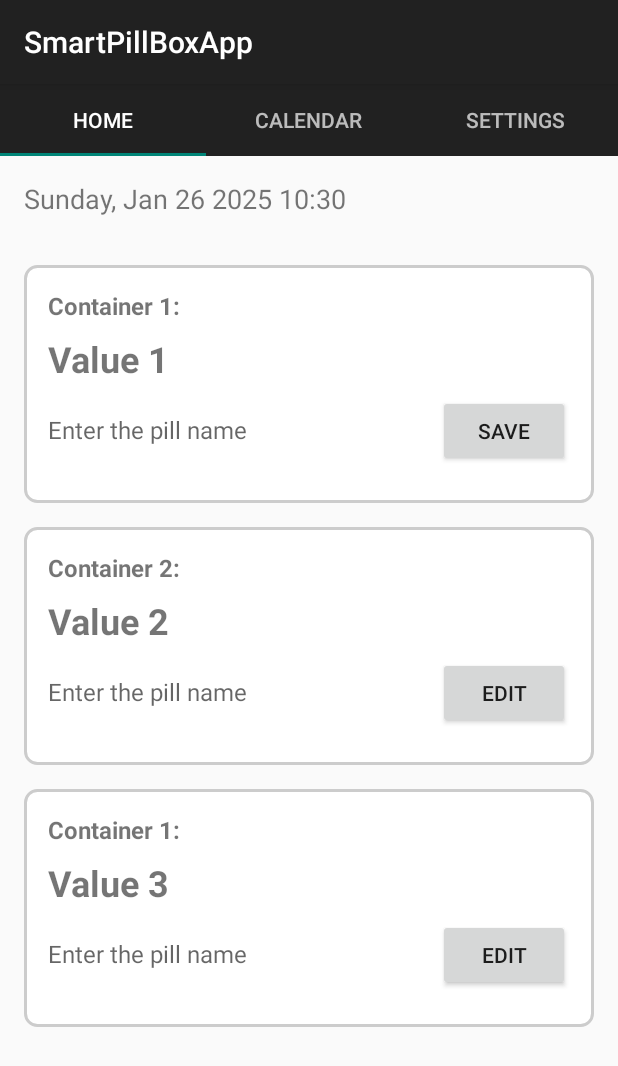
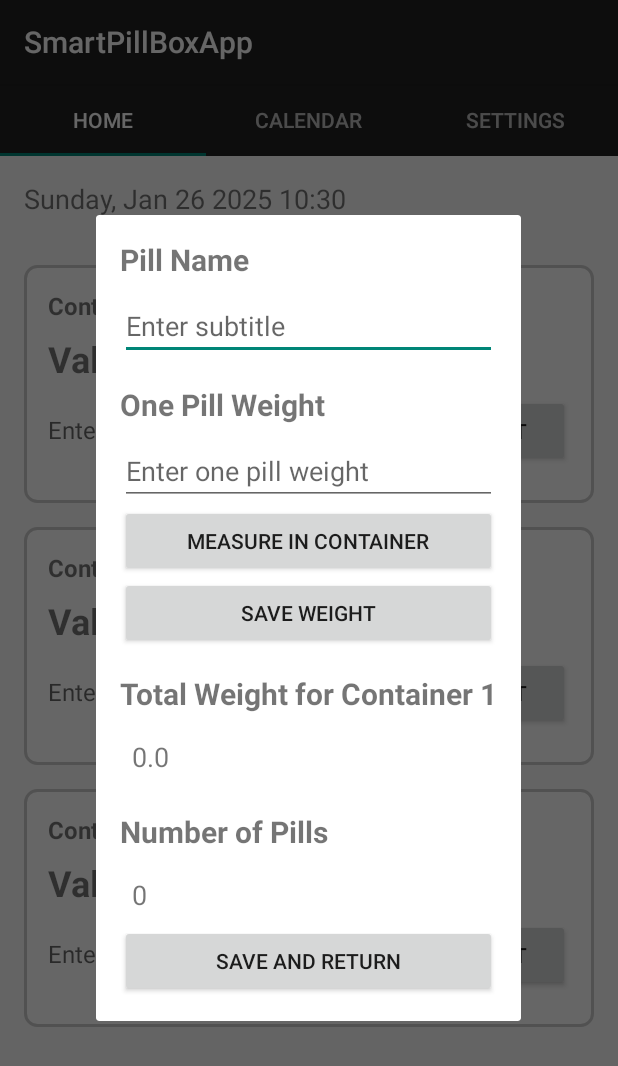
Before and after one commit to Nik-Filippov/SmartPillBoxApp, an Android app built with Jetpack Compose: the screen it shows after launch (MainActivity), after a tap on "EDIT", on a phone screen of 412 x 824 dp. Shown: the top 1066 px of the screen. Run offline under Robolectric (Android 15) with nearby library versions, the phone set to English and light mode, and no system bars.

Commit message:
Started implementing dialog for container info customization.

```diff
--- /dev/null
+++ b/app/src/main/java/com/example/smartpillboxapp/EditContainerInfoDialog.java
@@ -0,0 +1,131 @@
+package com.example.smartpillboxapp;
+
+import android.app.Dialog;
+import android.os.Bundle;
+import android.view.LayoutInflater;
+import android.view.View;
+import android.view.ViewGroup;
+import android.widget.Button;
+import android.widget.EditText;
+import android.widget.FrameLayout;
+import android.widget.TextView;
+import androidx.annotation.NonNull;
+import androidx.annotation.Nullable;
+import androidx.fragment.app.DialogFragment;
+import androidx.viewpager2.widget.ViewPager2;
+
+public class EditContainerInfoDialog extends DialogFragment {
+
+    private EditText etSubtitleEdit;
+    private EditText etOnePillWeight;
+    private TextView tvTotalWeight;
+    private TextView tvNumberOfPills;
+
+    private Button btnMeasureWeight;
+    private Button btnSaveWeight;
+    private Button btnSaveAndReturn;
+
+    private double currentWeight; // Mocked Bluetooth weight
+    private double onePillWeight;
+
+    private FrameLayout viewPagerContainer;
+    private FrameLayout fragmentContainer;
+    private ViewPager2 viewPager;
+
+    private int editedFieldIndex = 0;
+    @Override
+    public View onCreateView(@NonNull LayoutInflater inflater, @Nullable ViewGroup container, @Nullable Bundle savedInstanceState) {
+        // Inflate the fragment's layout
+        View view = inflater.inflate(R.layout.dialog_edit_container_info, container, false);
+
+        // Initialize UI elements
+        etSubtitleEdit = view.findViewById(R.id.etSubtitleEdit);
+        etOnePillWeight = view.findViewById(R.id.etOnePillWeight);
+        tvTotalWeight = view.findViewById(R.id.tvTotalWeight);
+        tvNumberOfPills = view.findViewById(R.id.tvNumberOfPills);
+
+        btnMeasureWeight = view.findViewById(R.id.btnMeasureWeight);
+        btnSaveWeight = view.findViewById(R.id.btnSaveWeight);
+        btnSaveAndReturn = view.findViewById(R.id.btnSave);
+
+        // Load current subtitle from arguments
+        if (getArguments() != null) {
+            String currentSubtitle = "";
+            if (getArguments().getString("current_subtitle_1") != null) {
+                currentSubtitle = getArguments().getString("current_subtitle_1");
+                editedFieldIndex = 1;
+            } else if (getArguments().getString("current_subtitle_2") != null) {
+                currentSubtitle = getArguments().getString("current_subtitle_2");
+                editedFieldIndex = 2;
+            } else if (getArguments().getString("current_subtitle_3") != null) {
+                currentSubtitle = getArguments().getString("current_subtitle_3");
+                editedFieldIndex = 3;
+            }
+            etSubtitleEdit.setText(currentSubtitle);
+        }
+
+        // Listen for Bluetooth data updates
+        BluetoothManager bluetoothManager = BluetoothManager.getInstance(getContext());
+        bluetoothManager.setDataListener(new BluetoothManager.DataListener() {
+            @Override
+            public void onDataReceived(String data) {
+                if (getActivity() != null) {
+                    getActivity().runOnUiThread(() -> updateDataFields(data));
+                }
+            }
+
+            @Override
+            public void onConnected(String message) {}
+
+            @Override
+            public void onError(String error) {}
+        });
+
+        // Button to measure weight
+        btnMeasureWeight.setOnClickListener(v -> etOnePillWeight.setText(String.valueOf(currentWeight)));
+
+        // Button to save one pill weight
+        btnSaveWeight.setOnClickListener(v -> {
+            onePillWeight = Double.parseDouble(etOnePillWeight.getText().toString());
+            etOnePillWeight.setEnabled(false); // Make it uneditable
+            updateWeightDisplay();
+        });
+
+        // Save and return to the previous screen
+        btnSaveAndReturn.setOnClickListener(v -> {
+            String subtitle = etSubtitleEdit.getText().toString();
+            Bundle bundle = new Bundle();
+            bundle.putString("new_subtitle", editedFieldIndex + subtitle);
+            getParentFragmentManager().setFragmentResult("requestKey", bundle);
+            dismiss();
+        });
+
+        return view;
+    }
+
+    @Override
+    public Dialog onCreateDialog(Bundle savedInstanceState) {
+        Dialog dialog = super.onCreateDialog(savedInstanceState);
+        dialog.getWindow().setLayout(FrameLayout.LayoutParams.MATCH_PARENT, FrameLayout.LayoutParams.MATCH_PARENT);
+        return dialog;
+    }
+
+    private void updateWeightDisplay() {
+        tvTotalWeight.setText(String.format("%.2f", currentWeight));
+        if (onePillWeight > 0) {
+            double numberOfPills = currentWeight / onePillWeight;
+            tvNumberOfPills.setText(String.format("%.0f", numberOfPills));
+        }
+    }
+
+    private void updateDataFields(String data) {
+        // Split data received from Bluetooth
+        String[] dataParts = data.split(";");
+
+        // Example logic to parse and update fields
+        if (dataParts.length >= 1) {
+            currentWeight = Double.parseDouble(dataParts[0]);
+            updateWeightDisplay();
+        }
+    }
+}
--- a/app/src/main/java/com/example/smartpillboxapp/HomeFragment.java
+++ b/app/src/main/java/com/example/smartpillboxapp/HomeFragment.java
@@ -1,8 +1,6 @@
 package com.example.smartpillboxapp;
 
 import android.os.Bundle;
-import android.os.Handler;
-import android.os.Looper;
 import android.view.LayoutInflater;
 import android.view.View;
 import android.view.ViewGroup;
@@ -49,11 +47,45 @@ public class HomeFragment extends Fragment {
         btnEdit2 = view.findViewById(R.id.btnEdit2);
         btnEdit3 = view.findViewById(R.id.btnEdit3);
 
-        setupEditButton(btnEdit1, etData1Subtitle);
-        setupEditButton(btnEdit2, etData2Subtitle);
-        setupEditButton(btnEdit3, etData3Subtitle);
+        updateDateTime();
 
-        updateDateTime();
+        // "Edit" buttons' click listeners
+        btnEdit1.setOnClickListener(v -> {
+            EditContainerInfoDialog dialogFragment = new EditContainerInfoDialog();
+            Bundle args = new Bundle();
+            args.putString("current_subtitle_1", etData1Subtitle.getText().toString());
+            dialogFragment.setArguments(args);
+            dialogFragment.show(getChildFragmentManager(), "EditContainerDialog");
+        });
+
+        btnEdit2.setOnClickListener(v -> {
+            EditContainerInfoDialog dialogFragment = new EditContainerInfoDialog();
+            Bundle args = new Bundle();
+            args.putString("current_subtitle_2", etData2Subtitle.getText().toString());
+            dialogFragment.setArguments(args);
+            dialogFragment.show(getChildFragmentManager(), "EditContainerDialog");
+        });
+
+        btnEdit3.setOnClickListener(v -> {
+            EditContainerInfoDialog dialogFragment = new EditContainerInfoDialog();
+            Bundle args = new Bundle();
+            args.putString("current_subtitle_3", etData3Subtitle.getText().toString());
+            dialogFragment.setArguments(args);
+            dialogFragment.show(getChildFragmentManager(), "EditContainerDialog");
+        });
+
+        // Retrieving data from dialog triggered by "Edit" buttons
+        getChildFragmentManager().setFragmentResultListener("requestKey", this, (requestKey, result) -> {
+            int editedFieldIndex = Integer.parseInt(result.getString("new_subtitle").substring(0,1));
+            String subtitle = result.getString("new_subtitle").substring(1);
+            if (editedFieldIndex == 1) {
+                etData1Subtitle.setText(subtitle);
+            } else if (editedFieldIndex == 2) {
+                etData2Subtitle.setText(subtitle);
+            } else if (editedFieldIndex == 3) {
+                etData3Subtitle.setText(subtitle);
+            }
+        });
 
         // Listen for Bluetooth data updates
         BluetoothManager bluetoothManager = BluetoothManager.getInstance(getContext());
@@ -95,14 +127,27 @@ public class HomeFragment extends Fragment {
 
     private void updateDateTime() {
         SimpleDateFormat dateFormat = new SimpleDateFormat("EEEE, MMM dd yyyy HH:mm", Locale.getDefault());
-        Handler handler = new Handler(Looper.getMainLooper());
-        handler.postDelayed(new Runnable() {
+        tvDateTime.postDelayed(new Runnable() {
             @Override
             public void run() {
                 String currentDateTime = dateFormat.format(new Date());
                 tvDateTime.setText(currentDateTime);
-                handler.postDelayed(this, 1000); // Update every second
+                tvDateTime.postDelayed(this, 1000); // Update every second
             }
         }, 0);
     }
+
+    public void updateSubtitle(String subtitle) {
+        // Update all subtitle fields as needed
+        if (etData1Subtitle != null) {
+            etData1Subtitle.setText(subtitle);
+        }
+        if (etData2Subtitle != null) {
+            etData2Subtitle.setText(subtitle);
+        }
+        if (etData3Subtitle != null) {
+            etData3Subtitle.setText(subtitle);
+        }
+    }
+
 }
--- a/app/src/main/java/com/example/smartpillboxapp/MainActivity.java
+++ b/app/src/main/java/com/example/smartpillboxapp/MainActivity.java
@@ -1,14 +1,19 @@
 package com.example.smartpillboxapp;
 
 import android.os.Bundle;
-import androidx.annotation.NonNull;
+import android.view.View;
+import android.widget.FrameLayout;
+
 import androidx.appcompat.app.AppCompatActivity;
-import androidx.fragment.app.Fragment;
 import androidx.viewpager2.widget.ViewPager2;
 import com.google.android.material.tabs.TabLayout;
 import com.google.android.material.tabs.TabLayoutMediator;
 
 public class MainActivity extends AppCompatActivity {
+
+    private FrameLayout viewPagerContainer;
+    private FrameLayout fragmentContainer;
+    private ViewPager2 viewPager;
 
     @Override
     protected void onCreate(Bundle savedInstanceState) {
@@ -16,16 +21,15 @@ public class MainActivity extends AppCompatActivity {
         setContentView(R.layout.activity_main);
 
         TabLayout tabLayout = findViewById(R.id.tabLayout);
-        ViewPager2 viewPager = findViewById(R.id.viewPager);
+        viewPager = findViewById(R.id.viewPager);
+        viewPagerContainer = findViewById(R.id.viewPagerContainer);
 
         // Setup the ViewPager with an adapter
         ViewPagerAdapter adapter = new ViewPagerAdapter(this);
         viewPager.setAdapter(adapter);
 
         // Attach the TabLayout with the ViewPager
-        new TabLayoutMediator(tabLayout, viewPager, new TabLayoutMediator.TabConfigurationStrategy() {
-            @Override
-            public void onConfigureTab(@NonNull TabLayout.Tab tab, int position) {
+        new TabLayoutMediator(tabLayout, viewPager, (tab, position) -> {
             switch (position) {
                 case 0:
                     tab.setText("Home");
@@ -37,7 +41,28 @@ public class MainActivity extends AppCompatActivity {
                     tab.setText("Settings");
                     break;
             }
-            }
         }).attach();
     }
+
+    // Method to navigate to EditContainer1Fragment and swap ViewPager
+    public void navigateToEditFragment() {
+        // First, remove the ViewPager2 from the layout
+        viewPagerContainer.setVisibility(View.GONE);  // Hide ViewPager container
+
+        // Replace the FrameLayout with EditContainer1Fragment
+        getSupportFragmentManager().beginTransaction()
+                .replace(R.id.viewPagerContainer, new EditContainerInfoDialog()) // Add EditContainer1Fragment dynamically
+                .commit();
     }
+
+    public void navigateToHomeFragment() {
+        // First, remove the EditContainer1Fragment if it's visible
+        getSupportFragmentManager().beginTransaction()
+                .replace(R.id.viewPagerContainer, new HomeFragment())
+                .addToBackStack(null) // Optional: If you want to allow back navigation
+                .commit();
+
+        // Show the ViewPager container again
+        viewPagerContainer.setVisibility(View.VISIBLE);  // Make sure the ViewPager container is visible
+    }
+}
--- a/app/src/main/java/com/example/smartpillboxapp/ViewPagerAdapter.java
+++ b/app/src/main/java/com/example/smartpillboxapp/ViewPagerAdapter.java
@@ -21,6 +21,8 @@ public class ViewPagerAdapter extends FragmentStateAdapter {
                 return new CalendarFragment();
             case 2:
                 return new SettingsFragment();
+            case 3:
+                return new EditContainerInfoDialog();
             default:
                 return new HomeFragment();
         }
--- a/app/src/main/res/layout/activity_main.xml
+++ b/app/src/main/res/layout/activity_main.xml
@@ -14,9 +14,17 @@
         android:theme="@style/ThemeOverlay.MaterialComponents.Dark.ActionBar"
         tools:ignore="MissingClass" />
 
-    <!-- ViewPager2 to hold fragments for each page -->
-    <androidx.viewpager2.widget.ViewPager2
-        android:id="@+id/viewPager"
+    <!-- Container for ViewPager2 -->
+    <FrameLayout
+        android:id="@+id/viewPagerContainer"
         android:layout_width="match_parent"
-        android:layout_height="match_parent"/>
+        android:layout_height="0dp"
+        android:layout_weight="8">
+
+        <!-- ViewPager2 to hold fragments for each page -->
+        <androidx.viewpager2.widget.ViewPager2
+            android:id="@+id/viewPager"
+            android:layout_width="match_parent"
+            android:layout_height="match_parent" />
+    </FrameLayout>
 </LinearLayout>
--- /dev/null
+++ b/app/src/main/res/layout/dialog_edit_container_info.xml
@@ -0,0 +1,98 @@
+<?xml version="1.0" encoding="utf-8"?>
+<ScrollView xmlns:android="http://schemas.android.com/apk/res/android"
+    android:layout_width="match_parent"
+    android:layout_height="match_parent"
+    android:padding="16dp">
+
+    <LinearLayout
+        android:layout_width="match_parent"
+        android:layout_height="wrap_content"
+        android:orientation="vertical">
+
+        <!-- Subtitle Section -->
+        <TextView
+            android:layout_width="match_parent"
+            android:layout_height="wrap_content"
+            android:text="Pill Name"
+            android:textSize="20sp"
+            android:textStyle="bold"
+            android:paddingBottom="8dp" />
+
+        <EditText
+            android:id="@+id/etSubtitleEdit"
+            android:layout_width="match_parent"
+            android:layout_height="wrap_content"
+            android:hint="Enter subtitle" />
+
+        <!-- One Pill Weight Section -->
+        <TextView
+            android:layout_width="match_parent"
+            android:layout_height="wrap_content"
+            android:text="One Pill Weight"
+            android:textSize="20sp"
+            android:textStyle="bold"
+            android:paddingTop="16dp"
+            android:paddingBottom="8dp" />
+
+        <EditText
+            android:id="@+id/etOnePillWeight"
+            android:layout_width="match_parent"
+            android:layout_height="wrap_content"
+            android:hint="Enter one pill weight" />
+
+        <Button
+            android:id="@+id/btnMeasureWeight"
+            android:layout_width="match_parent"
+            android:layout_height="wrap_content"
+            android:text="Measure in Container" />
+
+        <Button
+            android:id="@+id/btnSaveWeight"
+            android:layout_width="match_parent"
+            android:layout_height="wrap_content"
+            android:text="Save Weight" />
+
+        <!-- Total Weight Section -->
+        <TextView
+            android:layout_width="match_parent"
+            android:layout_height="wrap_content"
+            android:text="Total Weight for Container 1"
+            android:textSize="20sp"
+            android:textStyle="bold"
+            android:paddingTop="16dp"
+            android:paddingBottom="8dp" />
+
+        <TextView
+            android:id="@+id/tvTotalWeight"
+            android:layout_width="match_parent"
+            android:layout_height="wrap_content"
+            android:text="0.0"
+            android:textSize="18sp"
+            android:padding="8dp" />
+
+        <!-- Number of Pills Section -->
+        <TextView
+            android:layout_width="match_parent"
+            android:layout_height="wrap_content"
+            android:text="Number of Pills"
+            android:textSize="20sp"
+            android:textStyle="bold"
+            android:paddingTop="16dp"
+            android:paddingBottom="8dp" />
+
+        <TextView
+            android:id="@+id/tvNumberOfPills"
+            android:layout_width="match_parent"
+            android:layout_height="wrap_content"
+            android:text="0"
+            android:textSize="18sp"
+            android:padding="8dp" />
+
+        <!-- Save Button -->
+        <Button
+            android:id="@+id/btnSave"
+            android:layout_width="match_parent"
+            android:layout_height="wrap_content"
+            android:text="Save and Return" />
+    </LinearLayout>
+</ScrollView>
--- a/app/src/main/res/layout/fragment_home.xml
+++ b/app/src/main/res/layout/fragment_home.xml
@@ -132,7 +132,7 @@
             android:id="@+id/tvData3Label"
             android:layout_width="wrap_content"
             android:layout_height="wrap_content"
-            android:text="Container 1:"
+            android:text="Container 3:"
             android:textSize="16sp"
             android:textStyle="bold"
             android:layout_marginBottom="8dp"/>
```
Lines whose indentation alone changed are shown as unchanged.
